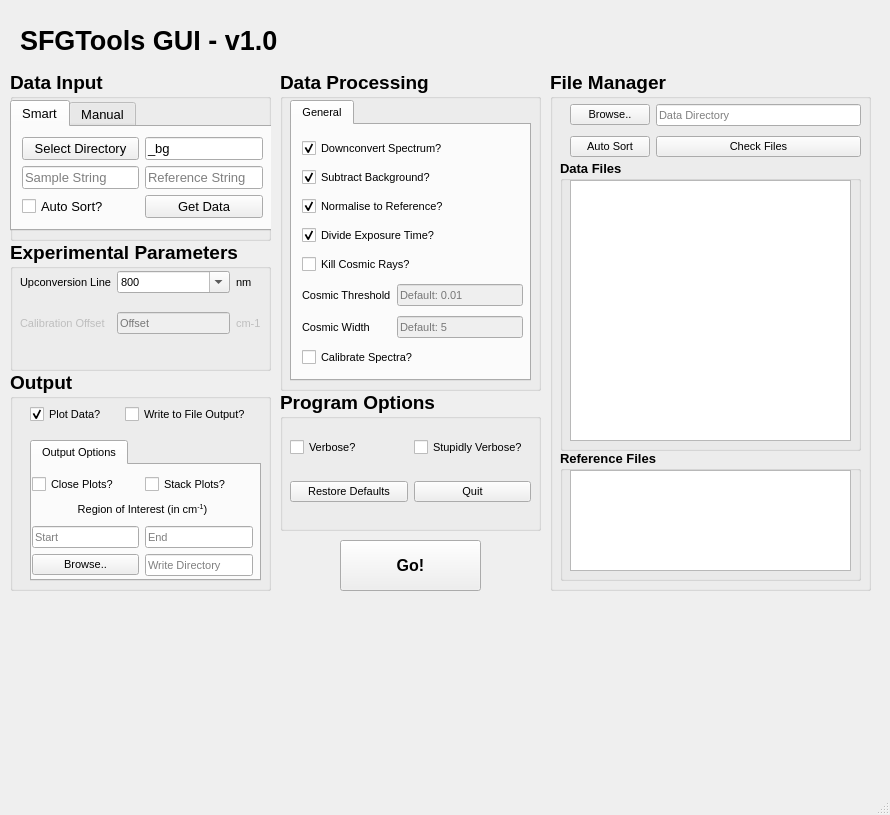
Old version of the form SFGTools_ui.ui in the repository james-d-pickering/SFGTools.
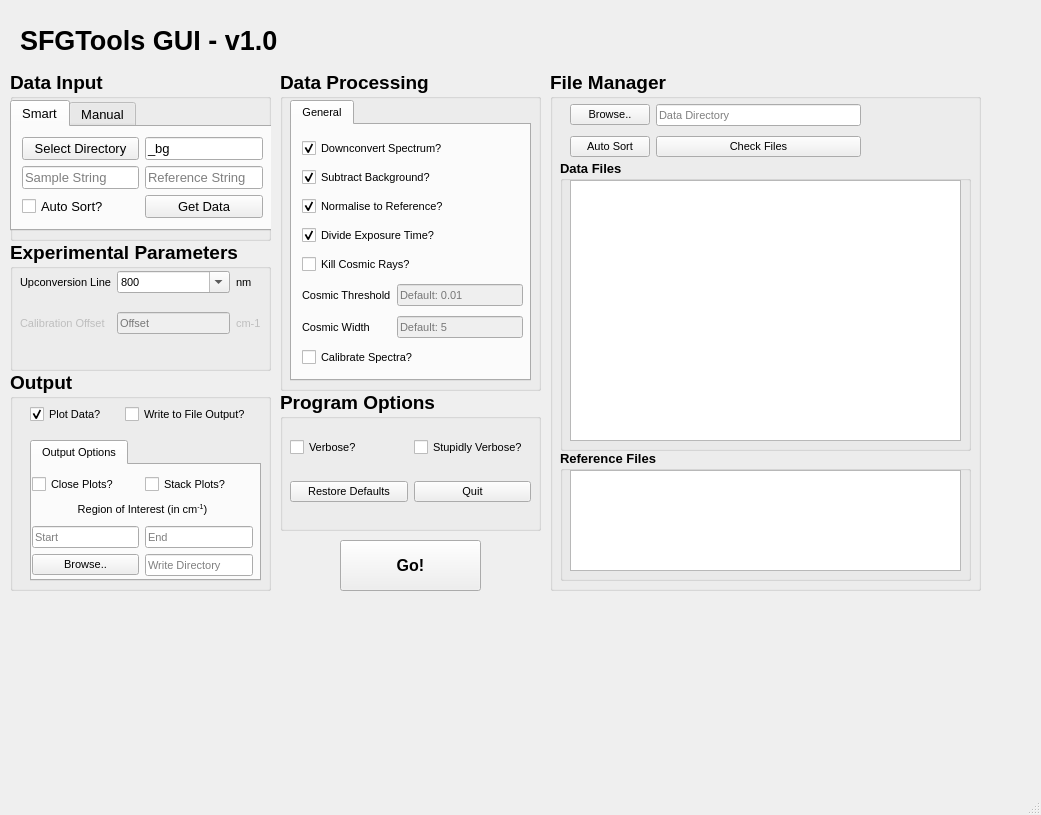
New version of the form.

```diff
--- a/SFGTools_ui.ui
+++ b/SFGTools_ui.ui
@@ -6,7 +6,7 @@
    <rect>
     <x>0</x>
     <y>0</y>
-    <width>890</width>
+    <width>1041</width>
     <height>815</height>
    </rect>
   </property>
@@ -1031,7 +1031,7 @@
      <rect>
       <x>550</x>
       <y>70</y>
-      <width>321</width>
+      <width>431</width>
       <height>521</height>
      </rect>
     </property>
@@ -1050,7 +1050,7 @@
       <rect>
        <x>10</x>
        <y>380</y>
-       <width>301</width>
+       <width>411</width>
        <height>131</height>
       </rect>
      </property>
@@ -1067,7 +1067,7 @@
        <rect>
         <x>10</x>
         <y>20</y>
-        <width>281</width>
+        <width>391</width>
         <height>101</height>
        </rect>
       </property>
@@ -1084,7 +1084,7 @@
       <rect>
        <x>10</x>
        <y>90</y>
-       <width>301</width>
+       <width>411</width>
        <height>291</height>
       </rect>
      </property>
@@ -1101,7 +1101,7 @@
        <rect>
         <x>10</x>
         <y>20</y>
-        <width>281</width>
+        <width>391</width>
         <height>261</height>
        </rect>
       </property>
```
